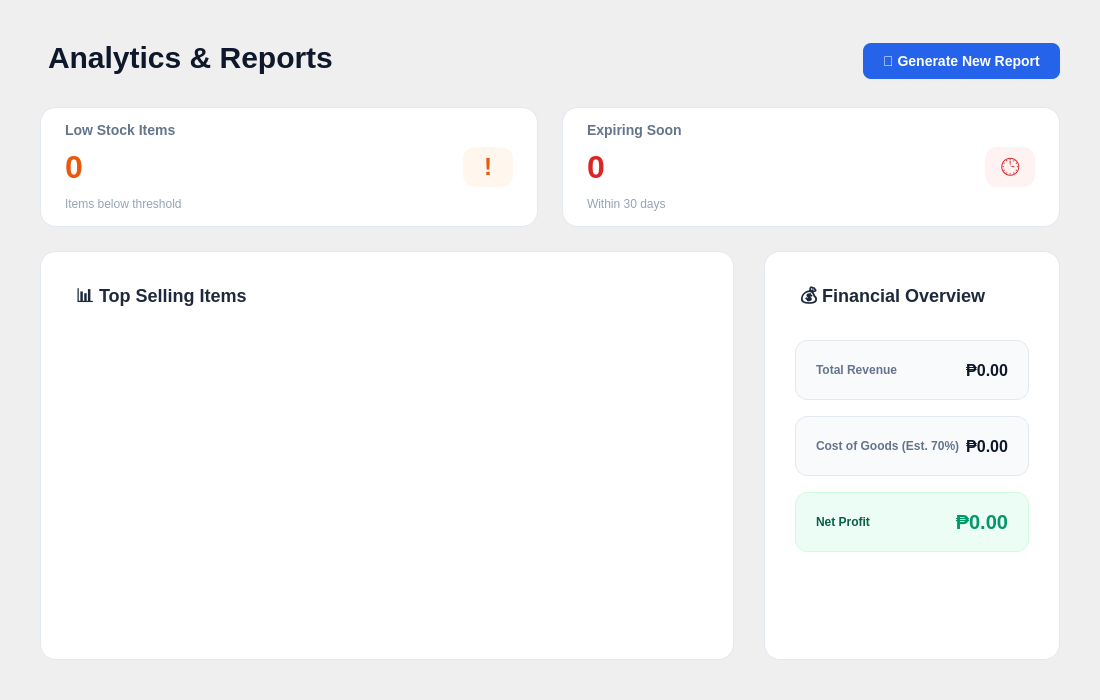
Old version of the form views/reports_window.ui in the repository hiroluv/ShelfSync_POS.
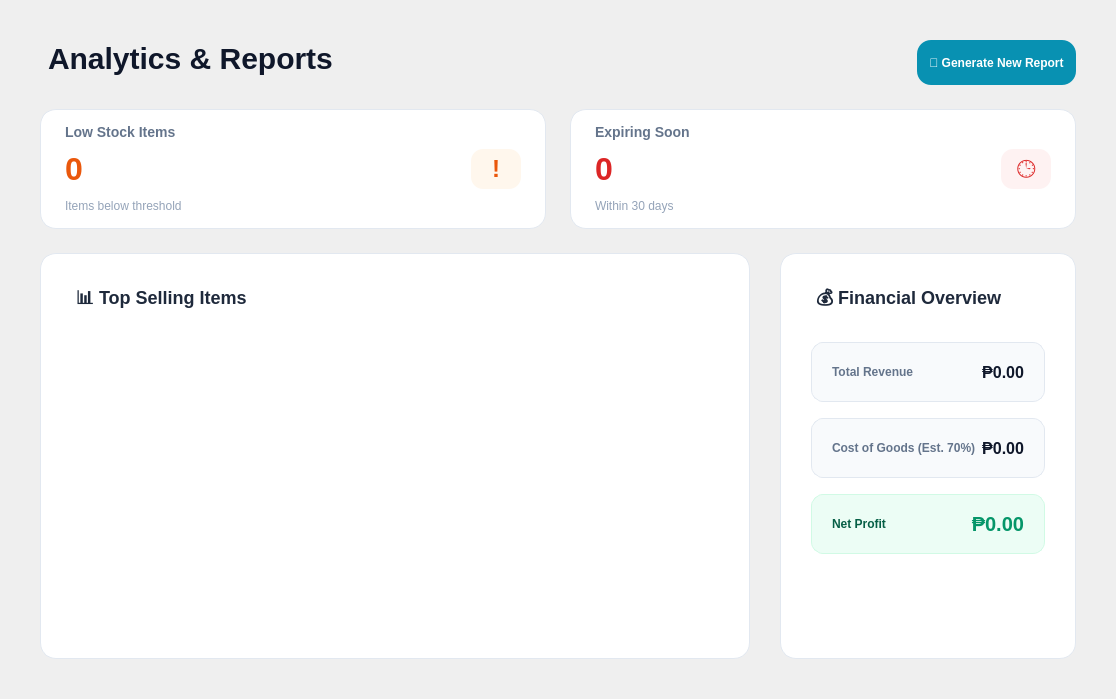
New version of the form.

Commit message: 12-16-2025 Report Generator Fixes

```diff
--- a/views/reports_window.ui
+++ b/views/reports_window.ui
@@ -6,8 +6,8 @@
    <rect>
     <x>0</x>
     <y>0</y>
-    <width>1100</width>
-    <height>700</height>
+    <width>1116</width>
+    <height>699</height>
    </rect>
   </property>
   <property name="styleSheet">
@@ -60,27 +60,32 @@
      </item>
      <item>
       <widget class="QPushButton" name="generateReportBtn">
+       <property name="minimumSize">
+        <size>
+         <width>0</width>
+         <height>45</height>
+        </size>
+       </property>
+       <property name="maximumSize">
+        <size>
+         <width>170</width>
+         <height>45</height>
+        </size>
+       </property>
        <property name="cursor">
         <cursorShape>PointingHandCursor</cursorShape>
        </property>
        <property name="styleSheet">
         <string notr="true">
-            QPushButton {
-                background-color: #2563EB;
-                color: white;
-                border-radius: 8px;
-                padding: 10px 20px;
-                font-weight: 600;
-                font-size: 14px;
-                border: none;
-            }
+           QPushButton { background-color: #0891B2; color: white; border: none; padding: 12px; border-radius: 14px; font-weight: bold; } 
+
             QPushButton:hover {
                 background-color: #1D4ED8;
             }
             QPushButton:pressed {
                 background-color: #1E40AF;
             }
-        </string>
+       </string>
        </property>
        <property name="text">
         <string>📄 Generate New Report</string>
@@ -323,8 +328,8 @@
             <rect>
              <x>0</x>
              <y>0</y>
-             <width>646</width>
-             <height>298</height>
+             <width>662</width>
+             <height>295</height>
             </rect>
            </property>
            <layout class="QVBoxLayout" name="layout_top_selling">
```
Left out of the diff: 3 changed lines with no effect on the pictures. The commit also changes 4 other files.
